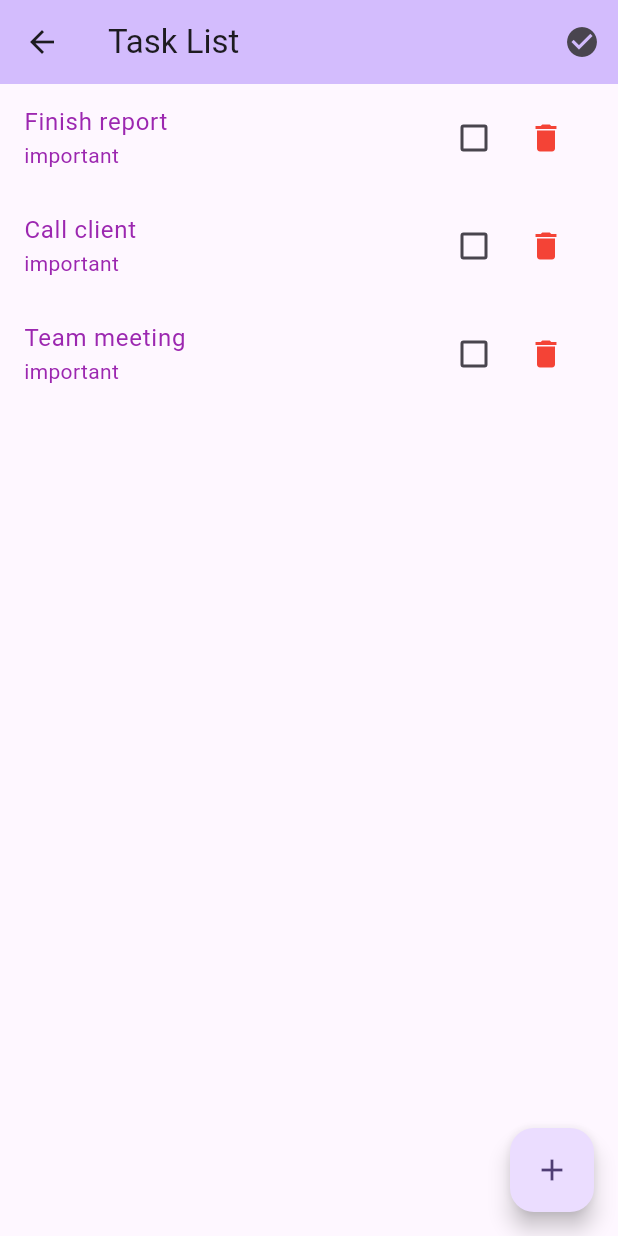
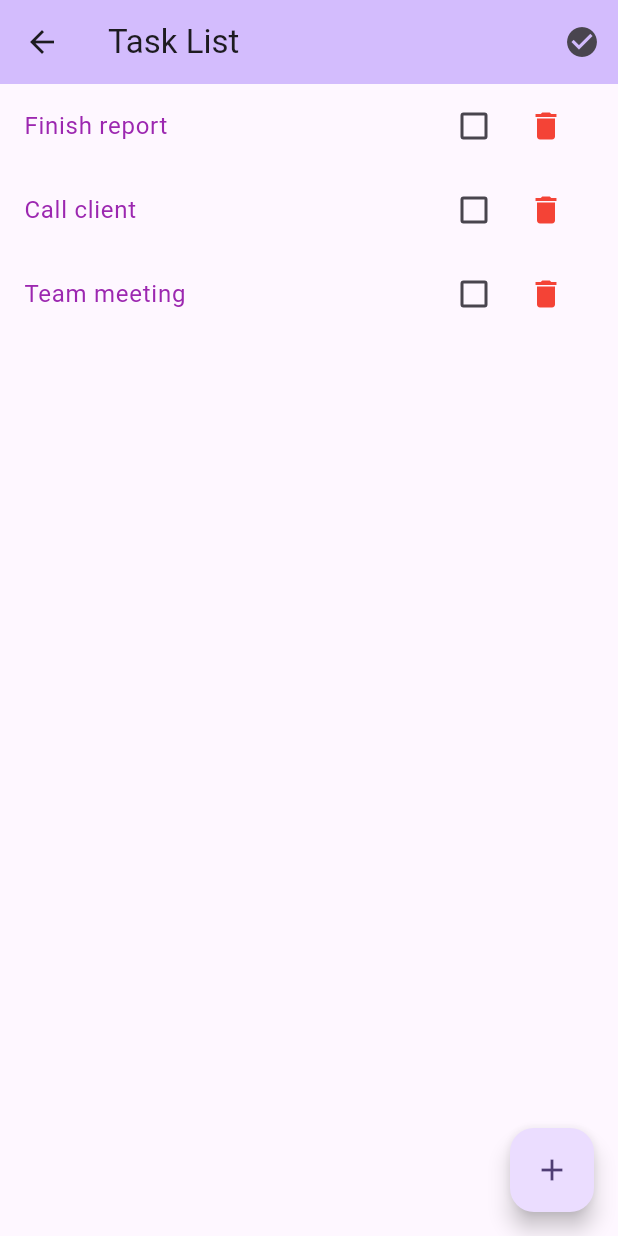
Before and after one commit to Aladdin-Ghribi/company_task_manager, a Flutter app: the TaskListScreen screen opened directly, on a phone screen of 412 x 824 dp. Run offline on Flutter 3.47's test engine with Material 3 defaults, Android fonts, the phone set to English and light mode, and no system bars.

Commit message:
removing subtitel

```diff
--- a/lib/screans/task_list_page.dart
+++ b/lib/screans/task_list_page.dart
@@ -41,7 +41,6 @@ Widget build(BuildContext context) {
       itemBuilder: (context, index) {
         return ListTile(
           title: Text(_tasks[index]["title"]),
-          subtitle: Text("important"),
           textColor: Colors.purple[500],
           trailing: Row(
             mainAxisSize: MainAxisSize.min,
```
